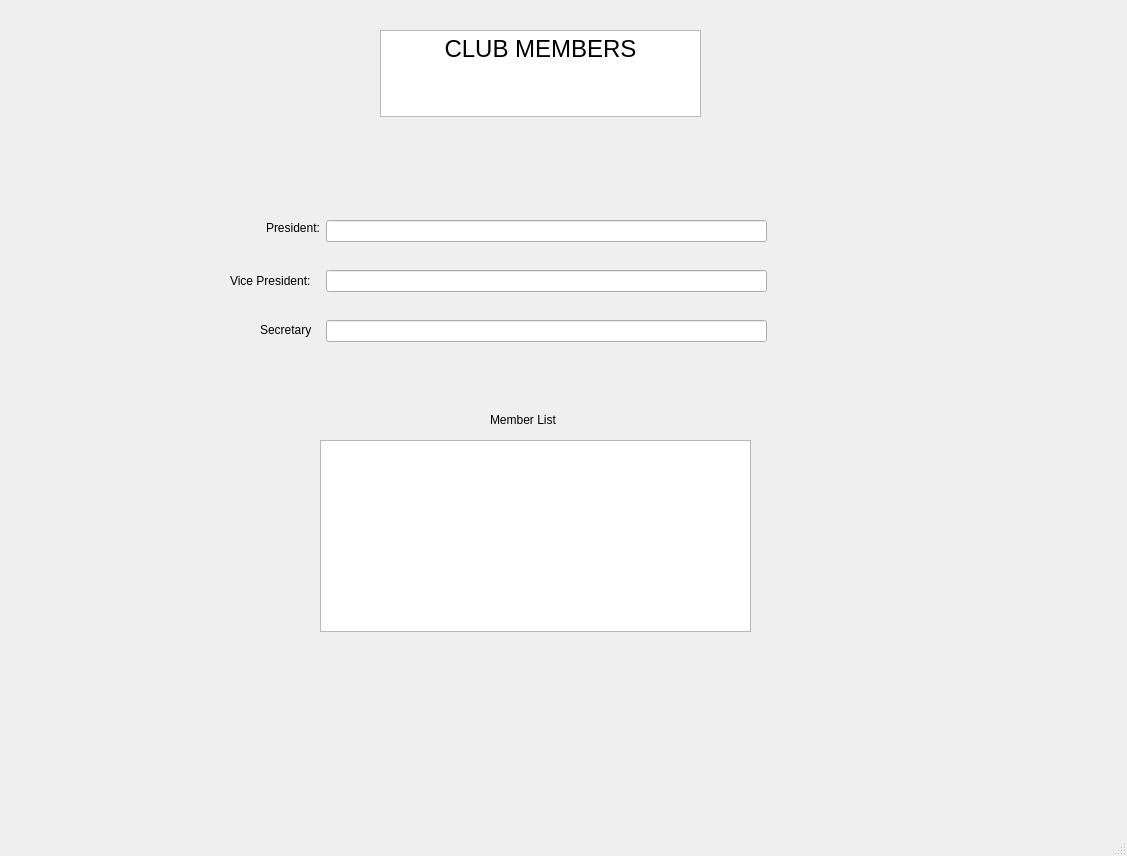
Above: club_members_screen.ui from taqiKaAccount/Club-Management-System before the change. Below: the same form after it.
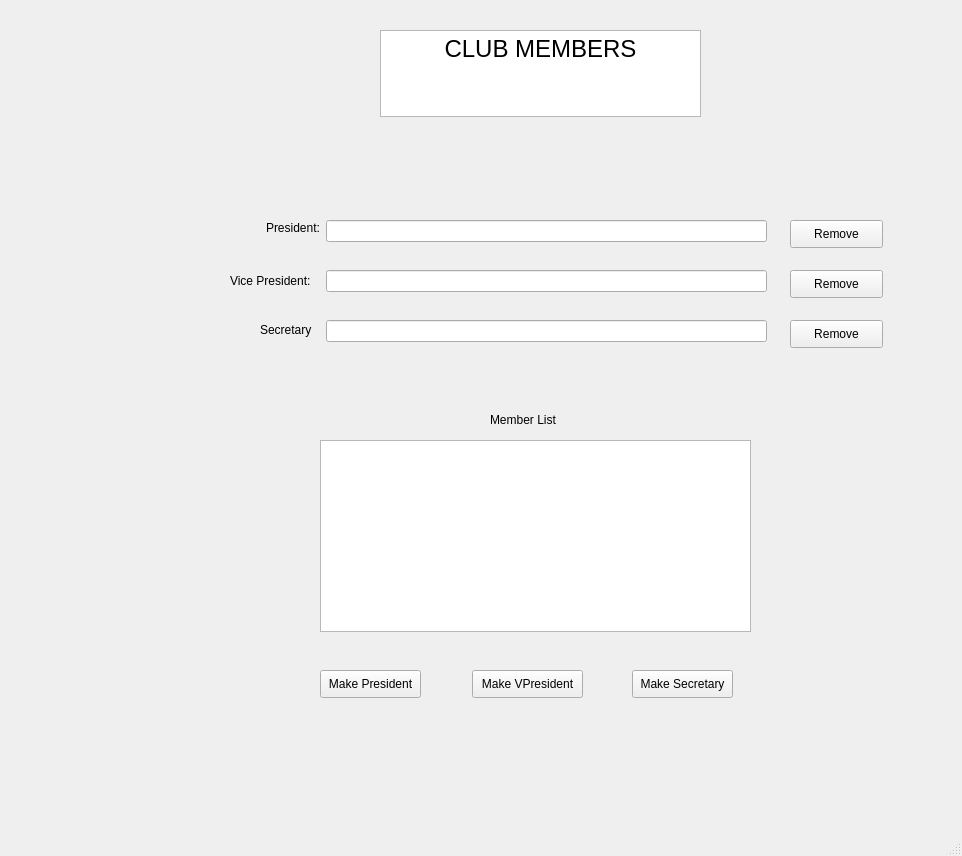
That is the form after the change.

Diff of the .ui file:
```diff
--- a/club_members_screen.ui
+++ b/club_members_screen.ui
@@ -6,7 +6,7 @@
    <rect>
     <x>0</x>
     <y>0</y>
-    <width>1127</width>
+    <width>962</width>
     <height>856</height>
    </rect>
   </property>
@@ -123,6 +123,84 @@
      <string>Member List</string>
     </property>
    </widget>
+   <widget class="QPushButton" name="SetPresident">
+    <property name="geometry">
+     <rect>
+      <x>320</x>
+      <y>670</y>
+      <width>101</width>
+      <height>28</height>
+     </rect>
+    </property>
+    <property name="text">
+     <string>Make President</string>
+    </property>
+   </widget>
+   <widget class="QPushButton" name="SetVPresident">
+    <property name="geometry">
+     <rect>
+      <x>472</x>
+      <y>670</y>
+      <width>111</width>
+      <height>28</height>
+     </rect>
+    </property>
+    <property name="text">
+     <string>Make VPresident</string>
+    </property>
+   </widget>
+   <widget class="QPushButton" name="SetSecretary">
+    <property name="geometry">
+     <rect>
+      <x>632</x>
+      <y>670</y>
+      <width>101</width>
+      <height>28</height>
+     </rect>
+    </property>
+    <property name="text">
+     <string>Make Secretary</string>
+    </property>
+   </widget>
+   <widget class="QPushButton" name="pushButton">
+    <property name="geometry">
+     <rect>
+      <x>790</x>
+      <y>220</y>
+      <width>93</width>
+      <height>28</height>
+     </rect>
+    </property>
+    <property name="text">
+     <string>Remove</string>
+    </property>
+   </widget>
+   <widget class="QPushButton" name="pushButton_2">
+    <property name="geometry">
+     <rect>
+      <x>790</x>
+      <y>270</y>
+      <width>93</width>
+      <height>28</height>
+     </rect>
+    </property>
+    <property name="text">
+     <string>Remove</string>
+    </property>
+   </widget>
+   <widget class="QPushButton" name="pushButton_3">
+    <property name="geometry">
+     <rect>
+      <x>790</x>
+      <y>320</y>
+      <width>93</width>
+      <height>28</height>
+     </rect>
+    </property>
+    <property name="text">
+     <string>Remove</string>
+    </property>
+   </widget>
   </widget>
   <widget class="QMenuBar" name="menubar">
    <property name="geometry">
```
Left out of the diff: 2 changed lines with no effect on the pictures.
